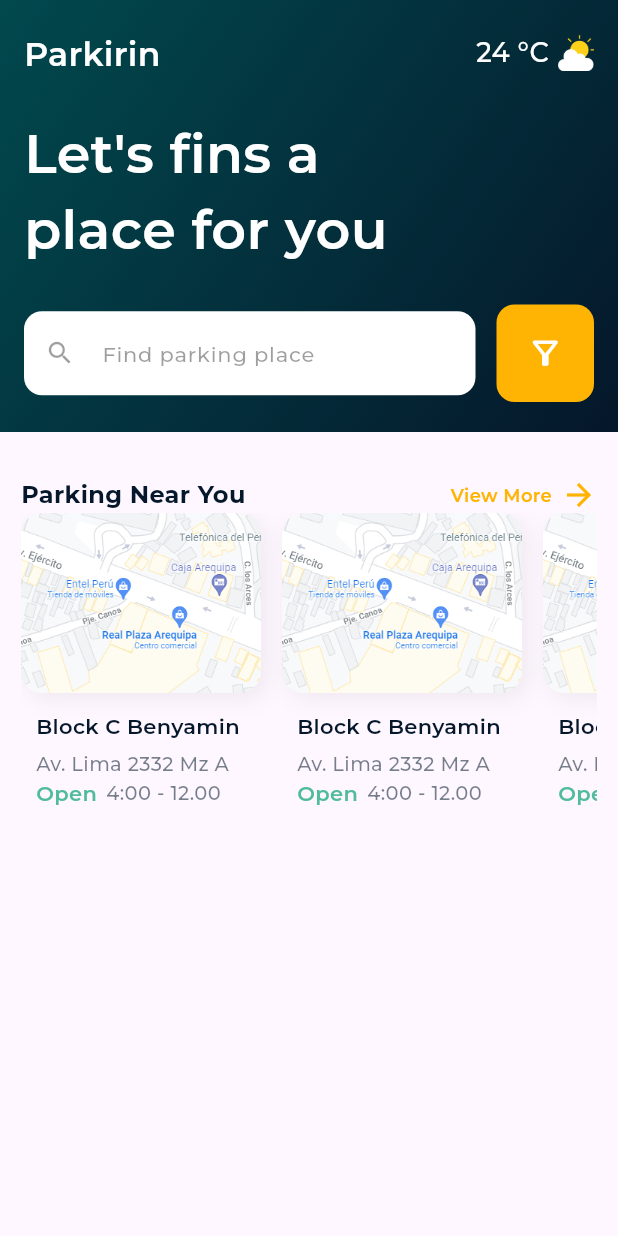
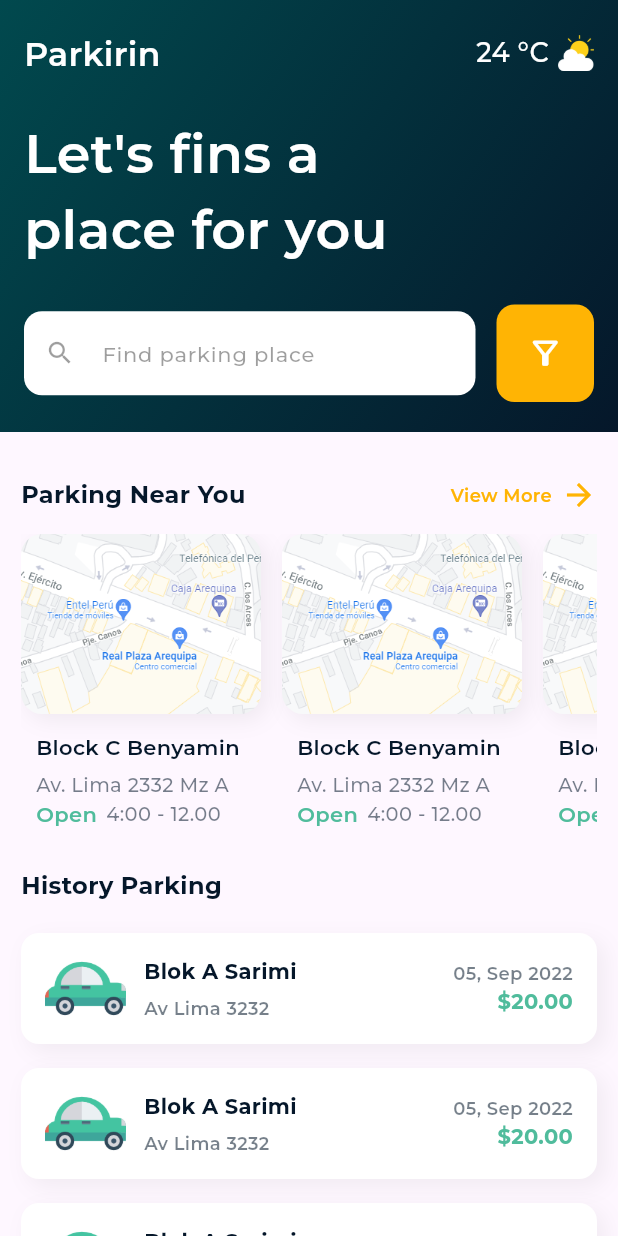
Before and after one commit to jdanymc/codigo_ui_app, a Flutter app: the screen it shows after launch, on a phone screen of 412 x 824 dp. Run offline on Flutter 3.47's test engine with Material 3 defaults, Android fonts, the phone set to English and light mode, and no system bars; our stand-ins replace google_fonts.

Commit message:
finalización de app

```diff
--- a/lib/pages/home_page.dart
+++ b/lib/pages/home_page.dart
@@ -1,4 +1,5 @@
 import 'package:codigo_ui_app/constants.dart';
+import 'package:codigo_ui_app/widgets/item_history_widget.dart';
 import 'package:codigo_ui_app/widgets/item_slider_widget.dart';
 import 'package:flutter/material.dart';
 import 'package:google_fonts/google_fonts.dart';
@@ -162,6 +163,9 @@ class HomePage extends StatelessWidget {
                         ),
                       ],
                     ),
+                    const SizedBox(
+                      height: 14,
+                    ),
                     const SingleChildScrollView(
                       scrollDirection: Axis.horizontal,
                       physics: BouncingScrollPhysics(),
@@ -173,6 +177,29 @@ class HomePage extends StatelessWidget {
                         ],
                       ),
                     ),
+                    const SizedBox(
+                      height: 14,
+                    ),
+                    Row(
+                      mainAxisAlignment: MainAxisAlignment.spaceBetween,
+                      children: [
+                        Text(
+                          "History Parking",
+                          style: GoogleFonts.montserrat(
+                              fontSize: 16.0,
+                              fontWeight: FontWeight.w700,
+                              color: kColorPrimary),
+                        ),
+                      ],
+                    ),
+                    const SizedBox(
+                      height: 12.0,
+                    ),
+                    const ItemHistoryWidget(),
+                    const ItemHistoryWidget(),
+                    const ItemHistoryWidget(),
+                    const ItemHistoryWidget(),
+                    const ItemHistoryWidget(),
                   ],
                 ),
               )
--- /dev/null
+++ b/lib/widgets/item_history_widget.dart
@@ -0,0 +1,86 @@
+import 'package:codigo_ui_app/constants.dart';
+import 'package:flutter/material.dart';
+import 'package:google_fonts/google_fonts.dart';
+
+class ItemHistoryWidget extends StatelessWidget {
+  const ItemHistoryWidget({
+    super.key,
+  });
+
+  @override
+  Widget build(BuildContext context) {
+    return Container(
+      padding: EdgeInsets.symmetric(vertical: 10.0, horizontal: 16.0),
+      margin: EdgeInsets.symmetric(vertical: 8.0),
+      decoration: BoxDecoration(
+          color: Colors.white,
+          borderRadius: BorderRadius.circular(12.0),
+          boxShadow: [
+            BoxShadow(
+              color: Colors.black.withOpacity(0.05),
+              offset: const Offset(5, 5),
+              blurRadius: 12.0,
+            )
+          ]),
+      child: Row(
+        children: [
+          Image.asset(
+            "assets/images/car.png",
+            width: 54,
+          ),
+          const SizedBox(
+            width: 12.0,
+          ),
+          Expanded(
+            child: Column(
+              crossAxisAlignment: CrossAxisAlignment.start,
+              children: [
+                Text(
+                  "Blok A Sarimi",
+                  style: GoogleFonts.montserrat(
+                    fontWeight: FontWeight.w700,
+                    color: kColorPrimary,
+                  ),
+                  maxLines: 1,
+                  overflow: TextOverflow.ellipsis,
+                ),
+                const SizedBox(
+                  height: 6.0,
+                ),
+                Text(
+                  "Av Lima 3232",
+                  style: GoogleFonts.montserrat(
+                      fontWeight: FontWeight.w600,
+                      color: kColorPrimary.withOpacity((0.55)),
+                      fontSize: 12.0),
+                ),
+              ],
+            ),
+          ),
+          const SizedBox(
+            width: 10.0,
+          ),
+          Column(
+            crossAxisAlignment: CrossAxisAlignment.end,
+            children: [
+              Text(
+                "05, Sep 2022",
+                style: GoogleFonts.montserrat(
+                    fontWeight: FontWeight.w600,
+                    color: kColorPrimary.withOpacity((0.55)),
+                    fontSize: 12.0),
+              ),
+              Text(
+                "\$20.00",
+                style: GoogleFonts.montserrat(
+                    fontWeight: FontWeight.w700,
+                    color: Color(0xff50bc9c),
+                    fontSize: 14.0),
+              ),
+            ],
+          )
+        ],
+      ),
+    );
+  }
+}
--- a/lib/widgets/item_slider_widget.dart
+++ b/lib/widgets/item_slider_widget.dart
@@ -8,7 +8,7 @@ class ItemSliderWidget extends StatelessWidget {
   @override
   Widget build(BuildContext context) {
     return Container(
-      margin: EdgeInsets.only(right: 14.0),
+      margin: const EdgeInsets.only(right: 14.0),
       //color: Colors.red,
       width: 160.0,
       child: Column(
```
